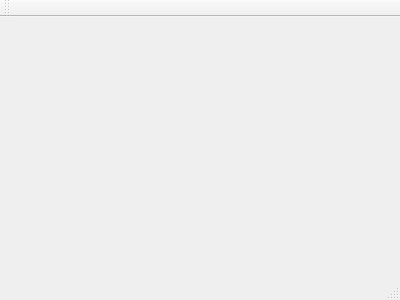
Before: the Qt Designer form mainwindow.ui in NassimEzz/QT_interface_graphique, drawn with Qt 5.
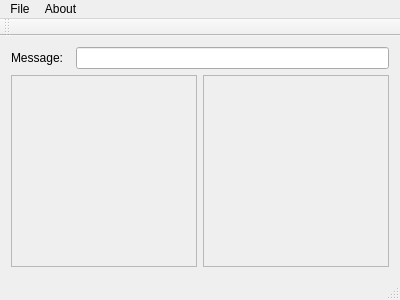
After: the same form once the commit is applied.

Commit message: Created Model class Implemented message to binary conversion Modified form

```diff
--- a/mainwindow.ui
+++ b/mainwindow.ui
@@ -12,13 +12,100 @@
   <property name="windowTitle" >
    <string>MainWindow</string>
   </property>
-  <widget class="QMenuBar" name="menuBar" />
-  <widget class="QToolBar" name="mainToolBar" />
-  <widget class="QWidget" name="centralWidget" />
-  <widget class="QStatusBar" name="statusBar" />
+  <widget class="QWidget" name="centralWidget">
+   <layout class="QGridLayout" name="gridLayout_2">
+    <item row="0" column="0">
+     <layout class="QGridLayout" name="gridLayout" columnstretch="0,0">
+      <item row="3" column="1">
+       <widget class="QLineEdit" name="messageText"/>
+      </item>
+      <item row="3" column="0">
+       <widget class="QLabel" name="messageLabel">
+        <property name="text">
+         <string>Message:  </string>
+        </property>
+       </widget>
+      </item>
+      <item row="4" column="0" colspan="2">
+       <layout class="QHBoxLayout" name="horizontalLayout">
+        <item>
+         <widget class="QFrame" name="paraFrame">
+          <property name="frameShape">
+           <enum>QFrame::StyledPanel</enum>
+          </property>
+          <property name="frameShadow">
+           <enum>QFrame::Raised</enum>
+          </property>
+         </widget>
+        </item>
+        <item>
+         <widget class="QFrame" name="binFrame">
+          <property name="frameShape">
+           <enum>QFrame::StyledPanel</enum>
+          </property>
+          <property name="frameShadow">
+           <enum>QFrame::Raised</enum>
+          </property>
+         </widget>
+        </item>
+       </layout>
+      </item>
+     </layout>
+    </item>
+   </layout>
+  </widget>
+  <widget class="QMenuBar" name="menuBar">
+   <property name="geometry">
+    <rect>
+     <x>0</x>
+     <y>0</y>
+     <width>400</width>
+     <height>22</height>
+    </rect>
+   </property>
+   <widget class="QMenu" name="menuFile">
+    <property name="title">
+     <string>File</string>
+    </property>
+    <addaction name="actionOpen"/>
+    <addaction name="actionSave"/>
+    <addaction name="separator"/>
+    <addaction name="actionQuit"/>
+   </widget>
+   <widget class="QMenu" name="menuAbout">
+    <property name="title">
+     <string>About</string>
+    </property>
+   </widget>
+   <addaction name="menuFile"/>
+   <addaction name="menuAbout"/>
+  </widget>
+  <widget class="QToolBar" name="mainToolBar">
+   <attribute name="toolBarArea">
+    <enum>TopToolBarArea</enum>
+   </attribute>
+   <attribute name="toolBarBreak">
+    <bool>false</bool>
+   </attribute>
+  </widget>
+  <widget class="QStatusBar" name="statusBar"/>
+  <action name="actionOpen">
+   <property name="text">
+    <string>Open</string>
+   </property>
+  </action>
+  <action name="actionSave">
+   <property name="text">
+    <string>Save</string>
+   </property>
+  </action>
+  <action name="actionQuit">
+   <property name="text">
+    <string>Quit</string>
+   </property>
+  </action>
  </widget>
- <layoutDefault spacing="6" margin="11" />
- <pixmapfunction></pixmapfunction>
+ <layoutdefault spacing="6" margin="11"/>
  <resources/>
  <connections/>
 </ui>
```
Left out of the diff: 7 changed lines with no effect on the pictures. The commit also changes 4 other files.
